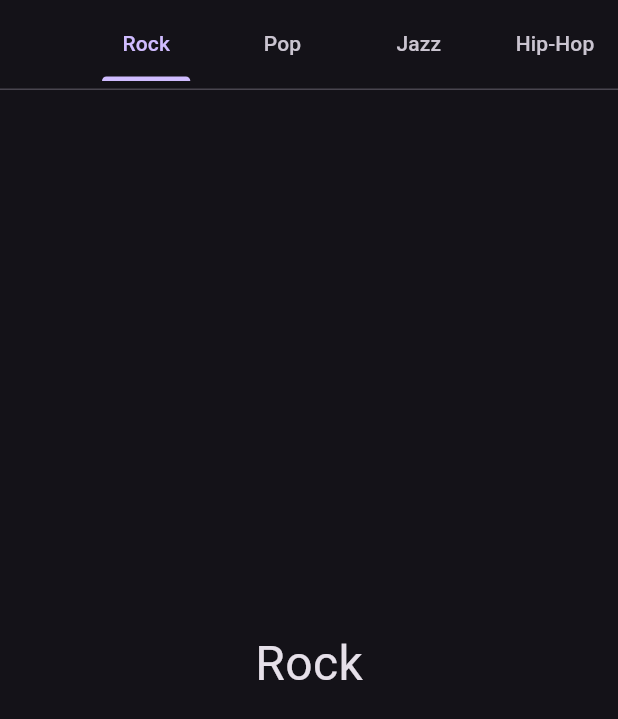
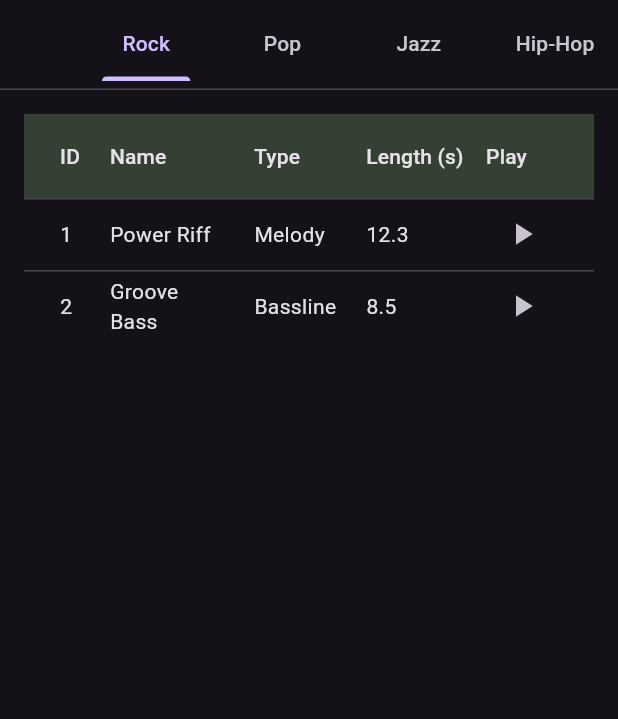
Before and after one commit to awilson96/jacobs_ladder, a Flutter app: the Page2 widget shown alone on an empty page, opened directly, on a phone screen of 412 x 824 dp. Shown: the top 719 px of the screen. Run offline on Flutter 3.47's test engine with Material 3 defaults, Android fonts, the phone set to English and light mode, and no system bars; our stand-ins replace shared_preferences; accounts and stored records are empty.

Commit message:
Added a licks table

```diff
--- /dev/null
+++ b/jacobs_ladder/ladder/lib/models/licks.dart
@@ -0,0 +1,13 @@
+class Lick {
+  final int id;
+  final String? name;
+  final String type; // melody, chords, harmony, bassline
+  final double length; // in seconds
+
+  Lick({
+    required this.id,
+    this.name,
+    required this.type,
+    required this.length,
+  });
+}
--- a/jacobs_ladder/ladder/lib/pages/page2.dart
+++ b/jacobs_ladder/ladder/lib/pages/page2.dart
@@ -1,5 +1,8 @@
 import 'package:flutter/material.dart';
 import 'package:flutter/gestures.dart';
+
+import '../models/licks.dart';
+import '../widgets/play_button.dart';
 
 class Page2 extends StatefulWidget {
   const Page2({super.key});
@@ -22,6 +25,19 @@ class _Page2State extends State<Page2> {
     "Metal",
   ];
 
+  // temporary dummy data for now
+  final Map<String, List<Lick>> genreLicks = {
+    "Rock": [
+      Lick(id: 1, name: "Power Riff", type: "Melody", length: 12.3),
+      Lick(id: 2, name: "Groove Bass", type: "Bassline", length: 8.5),
+    ],
+    "Jazz": [
+      Lick(id: 1, name: "Swing Line", type: "Harmony", length: 15.0),
+      Lick(id: 2, name: null, type: "Chords", length: 10.2),
+    ],
+    // you can fill in other genres as needed
+  };
+
   final ScrollController _scrollController = ScrollController();
   bool _hovering = false;
 
@@ -35,7 +51,7 @@ class _Page2State extends State<Page2> {
       child: Column(
         children: [
           SizedBox(
-            height: 60, // enough room for tabs + scrollbar
+            height: 60,
             child: Listener(
               onPointerSignal: (pointerSignal) {
                 if (pointerSignal is PointerScrollEvent) {
@@ -53,7 +69,7 @@ class _Page2State extends State<Page2> {
                 onExit: (_) => setState(() => _hovering = false),
                 child: Scrollbar(
                   controller: _scrollController,
-                  thumbVisibility: _hovering, // only show on hover
+                  thumbVisibility: _hovering,
                   thickness: 4,
                   radius: const Radius.circular(8),
                   child: SingleChildScrollView(
@@ -79,16 +95,32 @@ class _Page2State extends State<Page2> {
           ),
           Expanded(
             child: TabBarView(
-              children: genres
-                  .map(
-                    (genre) => Center(
-                      child: Text(
-                        genre,
-                        style: const TextStyle(fontSize: 32),
-                      ),
-                    ),
-                  )
-                  .toList(),
+              children: genres.map((genre) {
+                final licks = genreLicks[genre] ?? [];
+                return SingleChildScrollView(
+                  padding: const EdgeInsets.all(16),
+                  child: DataTable(
+                    columnSpacing: 20,
+                    headingRowColor: WidgetStateProperty.all(const Color.fromARGB(255, 52, 64, 52)),
+                    columns: const [
+                      DataColumn(label: Text("ID")),
+                      DataColumn(label: Text("Name")),
+                      DataColumn(label: Text("Type")),
+                      DataColumn(label: Text("Length (s)")),
+                      DataColumn(label: Text("Play")),
+                    ],
+                    rows: licks.map((lick) {
+                      return DataRow(cells: [
+                        DataCell(Text(lick.id.toString())),
+                        DataCell(Text(lick.name ?? "—")),
+                        DataCell(Text(lick.type)),
+                        DataCell(Text(lick.length.toStringAsFixed(1))),
+                        DataCell(PlayButton(lick: lick)),
+                      ]);
+                    }).toList(),
+                  ),
+                );
+              }).toList(),
             ),
           ),
         ],
--- /dev/null
+++ b/jacobs_ladder/ladder/lib/widgets/play_button.dart
@@ -0,0 +1,72 @@
+import 'dart:async';
+import 'package:flutter/material.dart';
+
+import '../models/licks.dart';
+
+class PlayButton extends StatefulWidget {
+  final Lick lick;
+  const PlayButton({super.key, required this.lick});
+
+  @override
+  State<PlayButton> createState() => _PlayButtonState();
+}
+
+class _PlayButtonState extends State<PlayButton> {
+  bool _isPlaying = false;
+  double _remaining = 0;
+  Timer? _timer;
+
+  void _togglePlay() {
+    if (_isPlaying) {
+      _stop();
+    } else {
+      _start();
+    }
+  }
+
+  void _start() {
+    setState(() {
+      _isPlaying = true;
+      _remaining = widget.lick.length;
+    });
+
+    _timer = Timer.periodic(const Duration(seconds: 1), (t) {
+      if (_remaining <= 1) {
+        _stop();
+      } else {
+        setState(() => _remaining--);
+      }
+    });
+
+    // TODO: send UDP message to backend here
+  }
+
+  void _stop() {
+    _timer?.cancel();
+    setState(() {
+      _isPlaying = false;
+      _remaining = 0;
+    });
+
+    // TODO: send stop message if needed
+  }
+
+  @override
+  void dispose() {
+    _timer?.cancel();
+    super.dispose();
+  }
+
+  @override
+  Widget build(BuildContext context) {
+    return Row(
+      children: [
+        IconButton(
+          icon: Icon(_isPlaying ? Icons.pause : Icons.play_arrow),
+          onPressed: _togglePlay,
+        ),
+        if (_isPlaying) Text("${_remaining.toInt()}s"),
+      ],
+    );
+  }
+}
```
